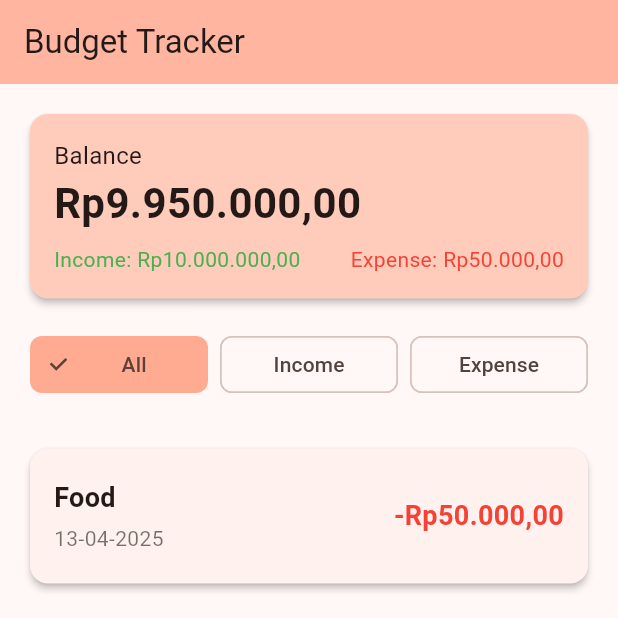
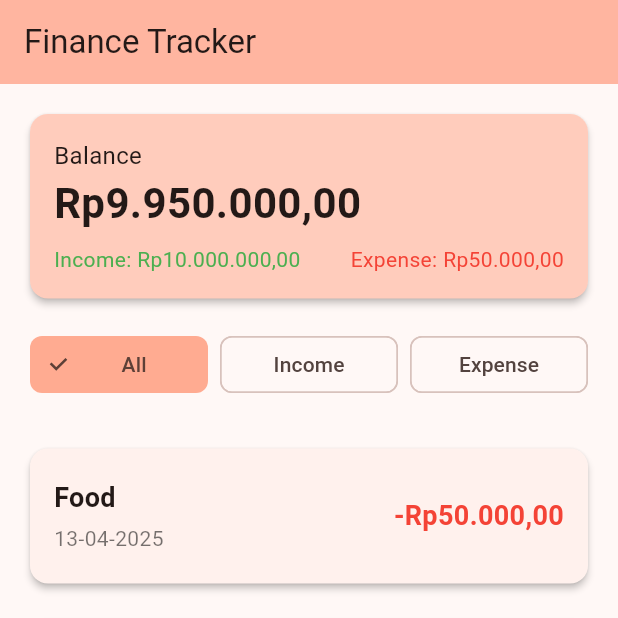
Before and after one commit to karinar4/Assignment-2-PPB, a Flutter app: the screen it shows after launch, on a phone screen of 412 x 824 dp, the top half of it. Run offline on Flutter 3.47's test engine with Material 3 defaults, Android fonts, the light colour scheme and no system bars; our stand-ins replace objectbox; generated files the repository leaves out were written again.

```diff
--- a/lib/main.dart
+++ b/lib/main.dart
@@ -18,7 +18,7 @@ class MyApp extends StatelessWidget {
   @override
   Widget build(BuildContext context) {
     return MaterialApp(
-      title: 'Budget Tracker',
+      title: 'Finance Tracker',
       theme: ThemeData(
         colorScheme: ColorScheme.fromSeed(seedColor: Colors.deepOrange),
         useMaterial3: true,
@@ -118,7 +118,7 @@ class _MyHomePageState extends State<MyHomePage> {
     return Scaffold(
       appBar: AppBar(
         backgroundColor: Theme.of(context).colorScheme.inversePrimary,
-        title: const Text('Budget Tracker'),
+        title: const Text('Finance Tracker'),
       ),
       body: Padding(
         padding: const EdgeInsets.all(16.0),
```
Also changed, not shown: 1 other file.
